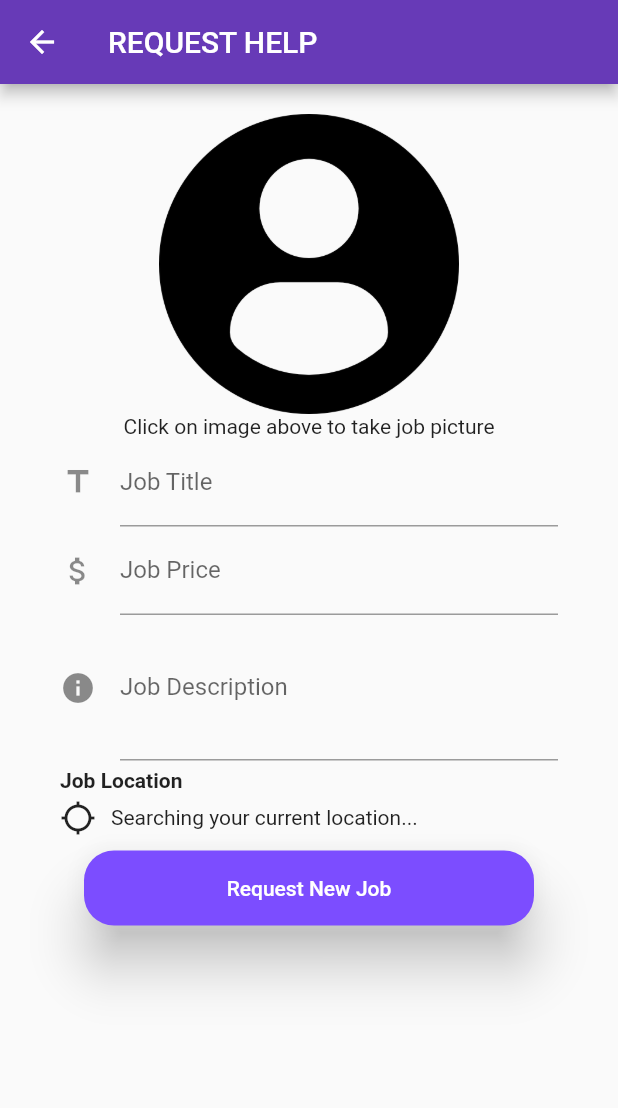
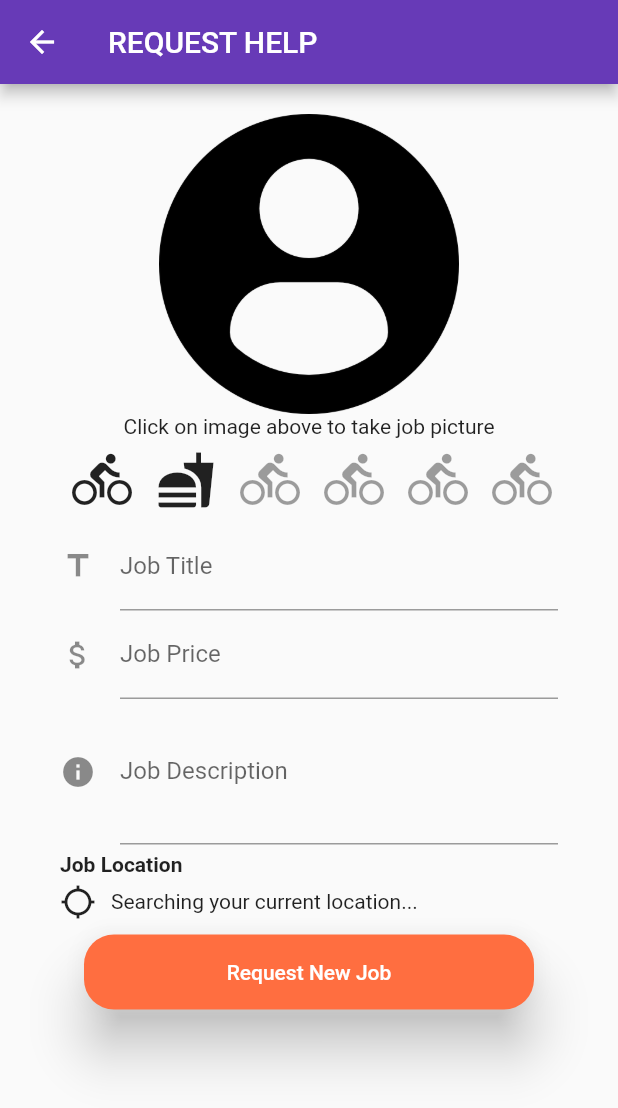
Before and after one commit to muhdhariz/My_Beautician, a Flutter app: the NewJob screen opened directly, on a phone screen of 412 x 824 dp. Shown: the top 1108 px of the screen. Run offline on Flutter 3.47's test engine with Material 2 defaults, Android fonts, the phone set to English and light mode, and no system bars; our stand-ins replace flutter_rating_bar, geolocator, google_maps_flutter, image_picker, progress_dialog, random_string and 3 more; missing offline and left inert: place_picker; accounts and stored records are empty.

Commit message:
update project

```diff
--- a/lib/newjob.dart
+++ b/lib/newjob.dart
@@ -20,7 +20,7 @@ String urlUpload =
 String urlgetuser =
     "http://githubbers.com/haris/mobile_programming/project/php/get_user.php";
 
-final TextEditingController _jobcontroller = TextEditingController();
+TextEditingController _jobcontroller = TextEditingController();
 final TextEditingController _desccontroller = TextEditingController();
 final TextEditingController _pricecontroller = TextEditingController();
 final Geolocator geolocator = Geolocator()..forceAndroidLocationManager;
@@ -103,6 +103,45 @@ class _CreateNewJobState extends State<CreateNewJob> {
               )),
             )),
         Text('Click on image above to take job picture'),
+        SingleChildScrollView(
+          scrollDirection: Axis.horizontal,
+          child: Row(
+            children: <Widget>[
+              new IconButton(
+                  iconSize: 40,
+                  icon: new Icon(Icons.directions_bike),
+                  onPressed: _changeJob),
+              new IconButton(
+                  iconSize: 40,
+                  icon: new Icon(Icons.fastfood),
+                  onPressed: _changeFood),
+              new IconButton(
+                  iconSize: 40,
+                  icon: new Icon(Icons.directions_bike),
+                  onPressed: null),
+              new IconButton(
+                  iconSize: 40,
+                  icon: new Icon(Icons.directions_bike),
+                  onPressed: null),
+              new IconButton(
+                  iconSize: 40,
+                  icon: new Icon(Icons.directions_bike),
+                  onPressed: null),
+              new IconButton(
+                  iconSize: 40,
+                  icon: new Icon(Icons.directions_bike),
+                  onPressed: null),
+              new IconButton(
+                  iconSize: 40,
+                  icon: new Icon(Icons.directions_bike),
+                  onPressed: null),
+              new IconButton(
+                  iconSize: 40,
+                  icon: new Icon(Icons.directions_bike),
+                  onPressed: null),
+            ],
+          ),
+        ),
         TextField(
             controller: _jobcontroller,
             keyboardType: TextInputType.emailAddress,
@@ -159,7 +198,7 @@ class _CreateNewJobState extends State<CreateNewJob> {
           minWidth: 300,
           height: 50,
           child: Text('Request New Job'),
-          color: Colors.deepPurpleAccent,
+          color: Colors.deepOrangeAccent,
           textColor: Colors.white,
           elevation: 15,
           onPressed: _onAddJob,
@@ -291,10 +330,18 @@ class _CreateNewJobState extends State<CreateNewJob> {
   void _loadmap() async {
     LocationResult result = await Navigator.of(context).push(MaterialPageRoute(
         builder: (context) =>
-            PlacePicker("AIzaSyAvIHhXiQ7TxWE2L7WY_qP2WpBDrR7TWHk")));
+            PlacePicker("AIzaSyCRL31yc1l53J9xrq4CNaazHH0e4RSMXdo")));
 
     // Handle the result in your way
     print("MAP SHOW:");
     print(result);
   }
+
+  void _changeJob() {
+    _jobcontroller.text = "Runner";
+  }
+
+  void _changeFood() {
+    _jobcontroller.text = "Order Food";
+  }
 }
--- a/pubspec.yaml
+++ b/pubspec.yaml
@@ -32,6 +32,12 @@ dependencies:
   geolocator: ^5.1.5
   place_picker: ^0.9.9
   flutter_rating_bar: ^3.0.0
+  flutter_slidable: "^0.5.4"
+  dropdownfield: ^1.0.3
+  webview_flutter: ^0.3.14+1
+  url_launcher: ^4.0.2
+  intl: ^0.16.0
+  random_string: ^1.1.0
 
 
 dev_dependencies:
```
Also changed, not shown: lib/payment.dart (added, +85 -0 lines), lib/tab_screen4.dart (+148 -25 lines), pubspec.lock, 1101 other files.
